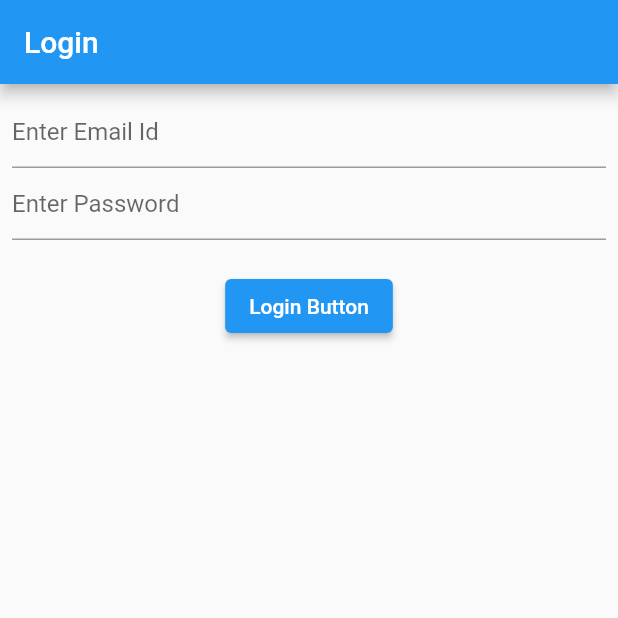
After one commit to md-siam/flutter_tester, a Flutter app: the screen it shows after launch, on a phone screen of 412 x 824 dp, the top half of it. The commit adds this screen. Run offline on Flutter 3.47's test engine with Material 2 defaults, Android fonts, the phone set to English and light mode, and no system bars.

Commit message:
done with integration testing

```diff
--- /dev/null
+++ b/lib/3_integration_testing/login_screen.dart
@@ -0,0 +1,67 @@
+import 'package:flutter/material.dart';
+import 'home_screen.dart';
+
+import '../1_unit_testing/validator.dart';
+
+class LoginScreenIntegrationTest extends StatefulWidget {
+  const LoginScreenIntegrationTest({Key? key}) : super(key: key);
+
+  @override
+  State<LoginScreenIntegrationTest> createState() =>
+      _LoginScreenIntegrationTestState();
+}
+
+class _LoginScreenIntegrationTestState
+    extends State<LoginScreenIntegrationTest> {
+  final TextEditingController _emailController = TextEditingController();
+  final TextEditingController _passwordController = TextEditingController();
+  final GlobalKey<FormState> _key = GlobalKey<FormState>();
+
+  @override
+  void dispose() {
+    super.dispose();
+    _emailController.dispose();
+  }
+
+  @override
+  Widget build(BuildContext context) {
+    return Scaffold(
+      appBar: AppBar(title: const Text('Login')),
+      body: Padding(
+        padding: const EdgeInsets.all(8.0),
+        child: Form(
+          key: _key,
+          child: Column(
+            children: [
+              TextFormField(
+                controller: _emailController,
+                key: const ValueKey('email_id'),
+                decoration: const InputDecoration(hintText: 'Enter Email Id'),
+                validator: (value) => Validator.validateEmail(value ?? ''),
+              ),
+              TextFormField(
+                controller: _passwordController,
+                key: const ValueKey('password'),
+                decoration: const InputDecoration(hintText: 'Enter Password'),
+                validator: (value) => Validator.validatePassword(value ?? ''),
+              ),
+              const SizedBox(height: 20),
+              ElevatedButton(
+                onPressed: () {
+                  if (_key.currentState?.validate() == true) {
+                    Navigator.push(
+                      context,
+                      MaterialPageRoute(
+                          builder: (context) => const HomeScreen()),
+                    );
+                  }
+                },
+                child: const Text('Login Button'),
+              ),
+            ],
+          ),
+        ),
+      ),
+    );
+  }
+}
--- a/lib/main.dart
+++ b/lib/main.dart
@@ -1,5 +1,8 @@
 import 'package:flutter/material.dart';
-import 'package:flutter_tester/routes.dart';
+
+import 'routes.dart';
+
+
 
 void main() => runApp(const MyApp());
 
@@ -13,7 +16,8 @@ class MyApp extends StatelessWidget {
       debugShowCheckedModeBanner: false,
       theme: ThemeData(primarySwatch: Colors.blue),
       //home: const LoginScreenUnitTest(),
-      home: const LoginScreenWidgetTest(),
+      //home: const LoginScreenWidgetTest(),
+      home: const LoginScreenIntegrationTest(),
     );
   }
 }
--- a/lib/routes.dart
+++ b/lib/routes.dart
@@ -1,2 +1,3 @@
 export '1_unit_testing/login_screen.dart';
 export '2_widget_testing/login_screen.dart';
+export '3_integration_testing/login_screen.dart';
--- a/pubspec.yaml
+++ b/pubspec.yaml
@@ -37,6 +37,8 @@ dependencies:
 
 dev_dependencies:
   flutter_test:
+    sdk: flutter
+  integration_test:
     sdk: flutter
 
   # The "flutter_lints" package below contains a set of recommended lints to
```
Also changed, not shown: lib/3_integration_testing/home_screen.dart (added, +15 -0 lines), pubspec.lock, 8 other files.
